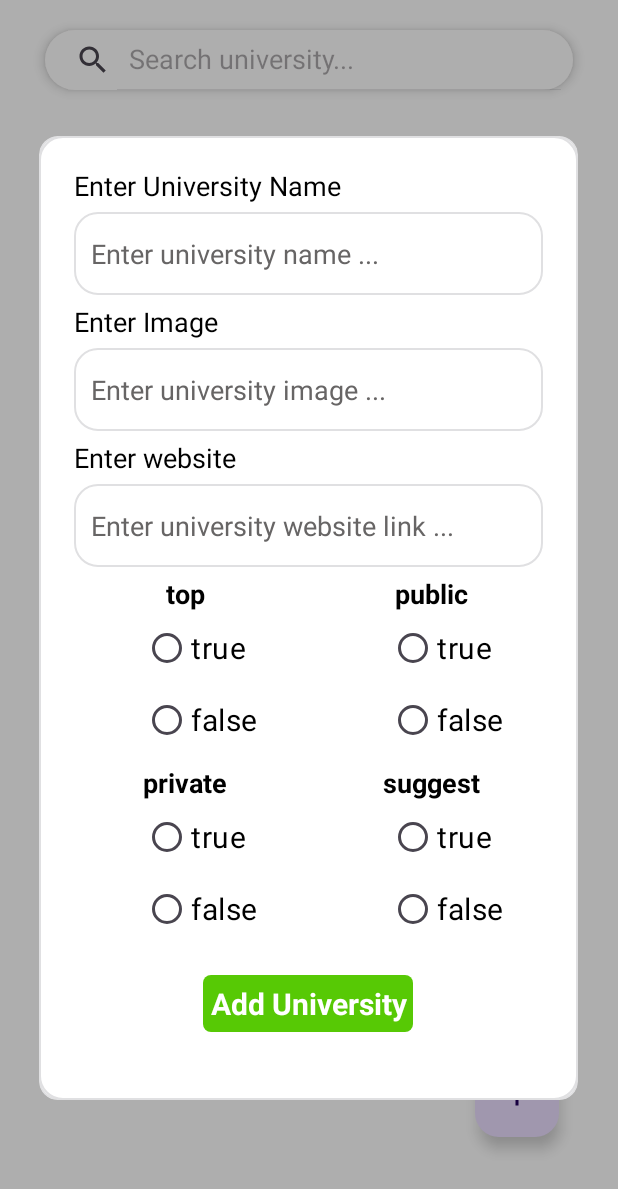
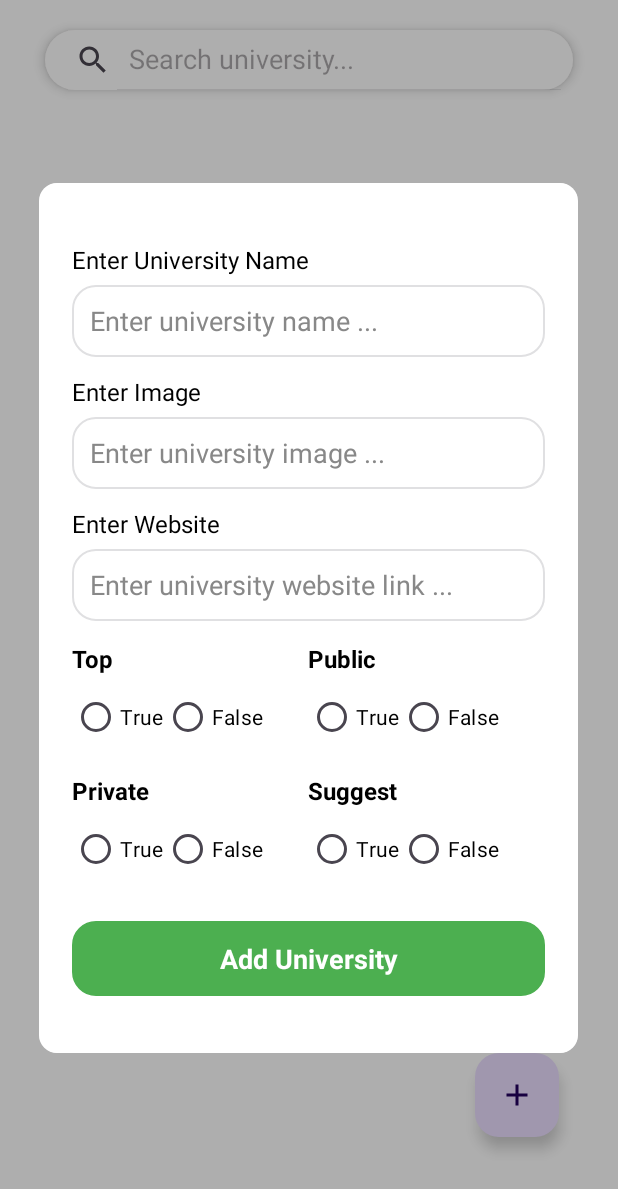
Before and after one commit to RlM100always/GlobalUniGuide, an Android app: the UniversityActivity screen opened directly, with no data from a screen before it, after a tap on an icon or button, on a phone screen of 412 x 824 dp. Shown: the top 1189 px of the screen. Run offline under Robolectric (Android 15) with nearby library versions, the phone set to English and light mode, and no system bars; our stand-ins replace Firebase (no records; nobody signed in at launch, a user with empty details on screens opened directly).

Commit message:
update university input file

```diff
--- a/uniinfoadmin/src/main/res/layout/university_input.xml
+++ b/uniinfoadmin/src/main/res/layout/university_input.xml
@@ -1,282 +1,279 @@
 <?xml version="1.0" encoding="utf-8"?>
 <LinearLayout xmlns:android="http://schemas.android.com/apk/res/android"
+    android:background="@color/white"
     android:orientation="vertical"
-    android:background="@drawable/edit_text_background"
     android:layout_width="match_parent"
-    android:layout_height="match_parent">
+    android:layout_height="match_parent"
+    android:padding="6dp">
 
     <ScrollView
         android:layout_width="match_parent"
-        android:layout_height="match_parent">
+        android:layout_height="match_parent"
+        android:fillViewport="true">
+
         <LinearLayout
-            android:layout_margin="15dp"
             android:orientation="vertical"
             android:layout_width="match_parent"
-            android:layout_height="match_parent">
+            android:layout_height="wrap_content"
+            android:padding="16dp"
+            android:elevation="6dp"
+            android:layout_marginTop="10dp">
+
+            <!-- University Name -->
             <TextView
-                android:layout_marginTop="5dp"
-                android:textSize="18dp"
+                android:layout_width="wrap_content"
+                android:layout_height="wrap_content"
+                android:text="Enter University Name"
+                android:textSize="16sp"
                 android:textColor="@color/black"
-                android:layout_marginRight="8dp"
-                android:layout_marginLeft="8dp"
-                android:text="Enter University Name"
-                android:layout_width="wrap_content"
-                android:layout_height="wrap_content"/>
+                android:layout_marginTop="8dp" />
+
             <EditText
                 android:id="@+id/university_name_id"
-                android:textColorHint="#676565"
+                android:layout_width="match_parent"
+                android:layout_height="48dp"
+                android:hint="Enter university name ..."
+                android:background="@drawable/edit_text_background"
+                android:paddingStart="12dp"
+                android:paddingEnd="12dp"
+                android:textColorHint="#888"
                 android:textColor="@color/black"
-                android:paddingLeft="11dp"
-                android:hint="Enter university name ..."
-                android:layout_marginTop="5dp"
-                android:layout_marginRight="8dp"
-                android:layout_marginLeft="8dp"
-                android:background="@drawable/edit_text_background"
-                android:maxLines="1000"
-                android:inputType="textMultiLine"
-                android:layout_width="match_parent"
-                android:layout_height="55dp"/>
+                android:layout_marginTop="6dp" />
+
+            <!-- Image -->
             <TextView
-                android:layout_marginTop="5dp"
-                android:textSize="18dp"
+                android:layout_width="wrap_content"
+                android:layout_height="wrap_content"
+                android:text="Enter Image"
+                android:textSize="16sp"
                 android:textColor="@color/black"
-                android:layout_marginRight="8dp"
-                android:layout_marginLeft="8dp"
-                android:text="Enter Image"
-                android:layout_width="wrap_content"
-                android:layout_height="wrap_content"/>
+                android:layout_marginTop="12dp" />
+
             <EditText
                 android:id="@+id/university_image_id"
-                android:textColorHint="#676565"
+                android:layout_width="match_parent"
+                android:layout_height="48dp"
+                android:hint="Enter university image ..."
+                android:background="@drawable/edit_text_background"
+                android:paddingStart="12dp"
+                android:paddingEnd="12dp"
+                android:textColorHint="#888"
                 android:textColor="@color/black"
-                android:paddingLeft="11dp"
-                android:hint="Enter university image ..."
-                android:layout_marginTop="5dp"
-                android:layout_marginRight="8dp"
-                android:layout_marginLeft="8dp"
-                android:background="@drawable/edit_text_background"
-                android:maxLines="100000"
-                android:inputType="textImeMultiLine"
-                android:layout_width="match_parent"
-                android:layout_height="55dp"/>
+                android:layout_marginTop="6dp" />
+
+            <!-- Website -->
             <TextView
-                android:layout_marginTop="5dp"
-                android:textSize="18dp"
+                android:layout_width="wrap_content"
+                android:layout_height="wrap_content"
+                android:text="Enter Website"
+                android:textSize="16sp"
                 android:textColor="@color/black"
-                android:layout_marginRight="8dp"
-                android:layout_marginLeft="8dp"
-                android:text="Enter website"
-                android:layout_width="wrap_content"
-                android:layout_height="wrap_content"/>
+                android:layout_marginTop="12dp" />
+
             <EditText
                 android:id="@+id/university_website_id"
-                android:textColorHint="#676565"
+                android:layout_width="match_parent"
+                android:layout_height="48dp"
+                android:hint="Enter university website link ..."
+                android:background="@drawable/edit_text_background"
+                android:paddingStart="12dp"
+                android:paddingEnd="12dp"
+                android:textColorHint="#888"
                 android:textColor="@color/black"
-                android:paddingLeft="11dp"
-                android:hint="Enter university website link ..."
-                android:layout_marginTop="5dp"
-                android:layout_marginRight="8dp"
-                android:layout_marginLeft="8dp"
-                android:background="@drawable/edit_text_background"
-                android:maxLines="100000"
-                android:inputType="textMultiLine"
+                android:layout_marginTop="6dp" />
+
+            <!-- Top & Public Radios -->
+            <LinearLayout
                 android:layout_width="match_parent"
-                android:layout_height="55dp"/>
-            <LinearLayout
-                android:weightSum="2"
-                android:layout_width="match_parent"
-                android:layout_height="wrap_content">
+                android:layout_height="wrap_content"
+                android:orientation="horizontal"
+                android:layout_marginTop="14dp"
+                android:weightSum="2">
+
+                <!-- Top -->
                 <LinearLayout
-                    android:gravity="center"
+                    android:layout_width="0dp"
+                    android:layout_height="wrap_content"
                     android:layout_weight="1"
-                    android:orientation="vertical"
-                    android:layout_width="match_parent"
-                    android:layout_height="wrap_content">
+                    android:orientation="vertical">
 
                     <TextView
                         android:layout_width="wrap_content"
                         android:layout_height="wrap_content"
-                        android:layout_marginLeft="8dp"
-                        android:layout_marginTop="5dp"
-                        android:layout_marginRight="8dp"
-                        android:text="top"
+                        android:text="Top"
+                        android:textSize="16sp"
+                        android:textStyle="bold"
                         android:textColor="@color/black"
-                        android:textSize="18dp"
-                        android:textStyle="bold" />
+                        android:layout_marginBottom="4dp" />
+
                     <RadioGroup
                         android:id="@+id/group_radio_top"
-                        android:layout_marginLeft="10dp"
                         android:layout_width="wrap_content"
-                        android:layout_height="wrap_content">
+                        android:layout_height="wrap_content"
+                        android:orientation="horizontal">
+
                         <RadioButton
-                            android:textColor="@color/black"
+                            android:id="@+id/top_true_id"
                             android:layout_width="wrap_content"
                             android:layout_height="wrap_content"
-                            android:id="@+id/top_true_id"
-                            android:text="true"
-                            android:textSize="20sp"/>
+                            android:text="True"
+                            android:textSize="14sp"
+                            android:textColor="@color/black" />
 
                         <RadioButton
-                            android:textColor="@color/black"
+                            android:id="@+id/top_false_id"
                             android:layout_width="wrap_content"
                             android:layout_height="wrap_content"
-                            android:id="@+id/top_false_id"
-                            android:text="false"
-                            android:textSize="20sp"/>
+                            android:text="False"
+                            android:textSize="14sp"
+                            android:textColor="@color/black" />
                     </RadioGroup>
                 </LinearLayout>
+
+                <!-- Public -->
                 <LinearLayout
-                    android:gravity="center"
+                    android:layout_width="0dp"
+                    android:layout_height="wrap_content"
                     android:layout_weight="1"
-                    android:orientation="vertical"
-                    android:layout_width="match_parent"
-                    android:layout_height="wrap_content">
+                    android:orientation="vertical">
+
                     <TextView
+                        android:layout_width="wrap_content"
+                        android:layout_height="wrap_content"
+                        android:text="Public"
+                        android:textSize="16sp"
                         android:textStyle="bold"
-                        android:layout_marginTop="5dp"
-                        android:textSize="18dp"
                         android:textColor="@color/black"
-                        android:layout_marginRight="8dp"
-                        android:layout_marginLeft="8dp"
-                        android:text="public"
-                        android:layout_width="wrap_content"
-                        android:layout_height="wrap_content"/>
+                        android:layout_marginBottom="4dp" />
+
                     <RadioGroup
                         android:id="@+id/radio_group_public"
-                        android:layout_marginLeft="10dp"
                         android:layout_width="wrap_content"
-                        android:layout_height="wrap_content">
+                        android:layout_height="wrap_content"
+                        android:orientation="horizontal">
+
                         <RadioButton
                             android:id="@+id/public_true_id"
-                            android:textColor="@color/black"
                             android:layout_width="wrap_content"
                             android:layout_height="wrap_content"
-                            android:text="true"
-                            android:textSize="20sp"/>
+                            android:text="True"
+                            android:textSize="14sp"
+                            android:textColor="@color/black" />
 
                         <RadioButton
                             android:id="@+id/public_false_id"
-                            android:textColor="@color/black"
                             android:layout_width="wrap_content"
                             android:layout_height="wrap_content"
-                            android:text="false"
-                            android:textSize="20sp"/>
+                            android:text="False"
+                            android:textSize="14sp"
+                            android:textColor="@color/black" />
+                    </RadioGroup>
+                </LinearLayout>
+            </LinearLayout>
+
+            <!-- Private & Suggest Radios -->
+            <LinearLayout
+                android:layout_width="match_parent"
+                android:layout_height="wrap_content"
+                android:orientation="horizontal"
+                android:layout_marginTop="14dp"
+                android:weightSum="2">
+
+                <!-- Private -->
+                <LinearLayout
+                    android:layout_width="0dp"
+                    android:layout_height="wrap_content"
+                    android:layout_weight="1"
+                    android:orientation="vertical">
+
+                    <TextView
+                        android:layout_width="wrap_content"
+                        android:layout_height="wrap_content"
+                        android:text="Private"
+                        android:textSize="16sp"
+                        android:textStyle="bold"
+                        android:textColor="@color/black"
+                        android:layout_marginBottom="4dp" />
+
+                    <RadioGroup
+                        android:id="@+id/radio_group_private"
+                        android:layout_width="wrap_content"
+                        android:layout_height="wrap_content"
+                        android:orientation="horizontal">
+
+                        <RadioButton
+                            android:id="@+id/private_true_id"
+                            android:layout_width="wrap_content"
+                            android:layout_height="wrap_content"
+                            android:text="True"
+                            android:textSize="14sp"
+                            android:textColor="@color/black" />
+
+                        <RadioButton
+                            android:id="@+id/private_false_id"
+                            android:layout_width="wrap_content"
+                            android:layout_height="wrap_content"
+                            android:text="False"
+                            android:textSize="14sp"
+                            android:textColor="@color/black" />
                     </RadioGroup>
                 </LinearLayout>
 
+                <!-- Suggest -->
+                <LinearLayout
+                    android:layout_width="0dp"
+                    android:layout_height="wrap_content"
+                    android:layout_weight="1"
+                    android:orientation="vertical">
 
+                    <TextView
+                        android:layout_width="wrap_content"
+                        android:layout_height="wrap_content"
+                        android:text="Suggest"
+                        android:textSize="16sp"
+                        android:textStyle="bold"
+                        android:textColor="@color/black"
+                        android:layout_marginBottom="4dp" />
 
+                    <RadioGroup
+                        android:id="@+id/radio_group_suggest"
+                        android:layout_width="wrap_content"
+                        android:layout_height="wrap_content"
+                        android:orientation="horizontal">
 
-
-            </LinearLayout>
-            <LinearLayout
-                android:layout_width="match_parent"
-                android:layout_height="wrap_content">
-                <LinearLayout
-                    android:gravity="center"
-                    android:layout_weight="1"
-                    android:orientation="vertical"
-                    android:layout_width="match_parent"
-                    android:layout_height="wrap_content">
-                    <TextView
-                        android:textStyle="bold"
-                        android:layout_marginTop="5dp"
-                        android:textSize="18dp"
-                        android:textColor="@color/black"
-                        android:layout_marginRight="8dp"
-                        android:layout_marginLeft="8dp"
-                        android:text="private"
-                        android:layout_width="wrap_content"
-                        android:layout_height="wrap_content"/>
-                    <RadioGroup
-                        android:id="@+id/radio_group_private"
-                        android:layout_marginLeft="10dp"
-                        android:layout_width="wrap_content"
-                        android:layout_height="wrap_content">
                         <RadioButton
-                            android:id="@+id/private_true_id"
-                            android:textColor="@color/black"
+                            android:id="@+id/suggest_true_id"
                             android:layout_width="wrap_content"
                             android:layout_height="wrap_content"
-                            android:text="true"
-                            android:textSize="20sp"/>
-
-                        <RadioButton
-                            android:id="@+id/private_false_id"
-                            android:textColor="@color/black"
-                            android:layout_width="wrap_content"
-                            android:layout_height="wrap_content"
-                            android:text="false"
-                            android:textSize="20sp"/>
-                    </RadioGroup>
-                </LinearLayout>
-                <LinearLayout
-                    android:gravity="center"
-                    android:layout_weight="1"
-                    android:orientation="vertical"
-                    android:layout_width="match_parent"
-                    android:layout_height="wrap_content">
-                    <TextView
-                        android:textStyle="bold"
-                        android:layout_marginTop="5dp"
-                        android:textSize="18dp"
-                        android:textColor="@color/black"
-                        android:layout_marginRight="8dp"
-                        android:layout_marginLeft="8dp"
-                        android:text="suggest"
-                        android:layout_width="wrap_content"
-                        android:layout_height="wrap_content"/>
-                    <RadioGroup
-                        android:id="@+id/radio_group_suggest"
-                        android:layout_marginLeft="10dp"
-                        android:layout_width="wrap_content"
-                        android:layout_height="wrap_content">
-                        <RadioButton
-                            android:id="@+id/suggest_true_id"
-                            android:textColor="@color/black"
-                            android:layout_width="wrap_content"
-                            android:layout_height="wrap_content"
-                            android:text="true"
-                            android:textSize="20sp"/>
+                            android:text="True"
+                            android:textSize="14sp"
+                            android:textColor="@color/black" />
 
                         <RadioButton
                             android:id="@+id/suggest_false_id"
-                            android:textColor="@color/black"
                             android:layout_width="wrap_content"
                             android:layout_height="wrap_content"
-                            android:text="false"
-                            android:textSize="20sp"/>
+                            android:text="False"
+                            android:textSize="14sp"
+                            android:textColor="@color/black" />
                     </RadioGroup>
                 </LinearLayout>
-
             </LinearLayout>
 
-
+            <!-- Submit Button -->
             <TextView
-                android:shadowDx="1"
-                android:shadowDy="1"
-                android:shadowRadius="2.5"
-                android:layout_marginBottom="30dp"
+                android:id="@+id/add_university_post_id"
+                android:layout_width="match_parent"
+                android:layout_height="50dp"
+                android:text="Add University"
+                android:textColor="@color/white"
+                android:textSize="18sp"
+                android:textStyle="bold"
+                android:backgroundTint="#4CAF50"
                 android:gravity="center"
-                android:layout_marginTop="20dp"
-                android:id="@+id/add_university_post_id"
-                android:textColor="@color/white"
-                android:backgroundTint="#57C905"
-                android:background="@drawable/sub_back"
-                android:textSize="20dp"
-                android:foreground="@drawable/rip"
-                android:textStyle="bold"
-                android:layout_gravity="center"
-                android:text="Add University"
-                android:paddingTop="5dp"
-                android:paddingBottom="5dp"
-                android:layout_width="140dp"
-                android:layout_height="wrap_content"/>
+                android:background="@drawable/edit_text_background"
+                android:layout_marginTop="24dp"
+                android:layout_marginBottom="16dp" />
         </LinearLayout>
     </ScrollView>
-
-
-
-
-
 </LinearLayout>
```
